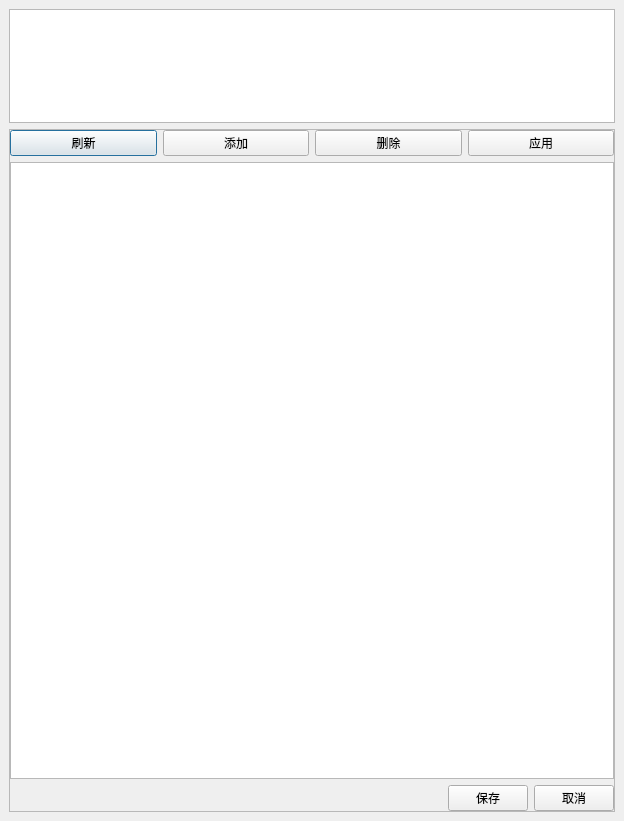
Before: the Qt Designer form src/NeoToolKits/UI/Form/DBScriptTestItemsEditorPopDialog.ui in JaneYih/QT_NeoToolKits, drawn with Qt 5.
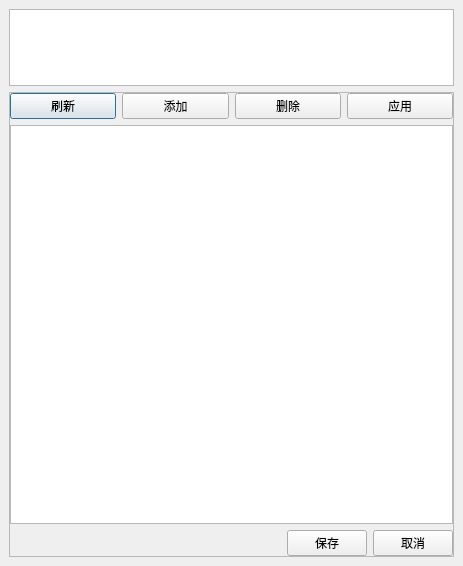
After: the same form once the commit is applied.

Commit message: 调整测试项编辑界面的的大小、以及弹出测试项编辑界面时，主界面自动最小化（原来是隐藏）

```diff
--- a/src/NeoToolKits/UI/Form/DBScriptTestItemsEditorPopDialog.ui
+++ b/src/NeoToolKits/UI/Form/DBScriptTestItemsEditorPopDialog.ui
@@ -6,8 +6,8 @@
    <rect>
     <x>0</x>
     <y>0</y>
-    <width>624</width>
-    <height>821</height>
+    <width>463</width>
+    <height>566</height>
    </rect>
   </property>
   <property name="windowTitle">
```
The commit also changes 2 other files.
